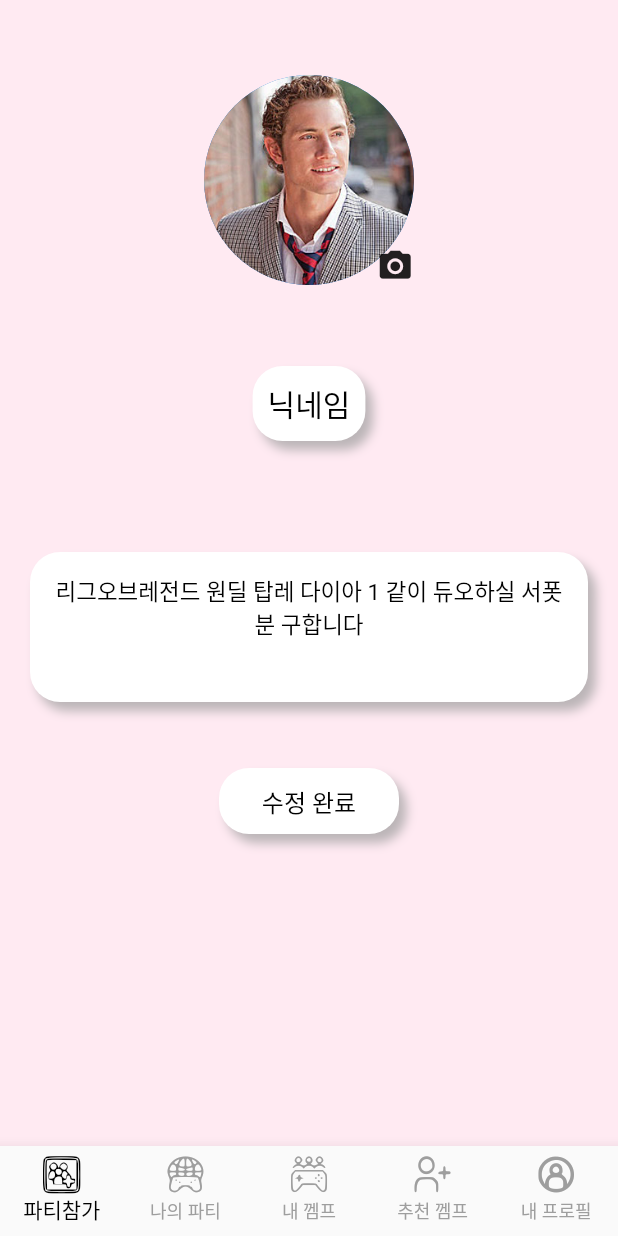
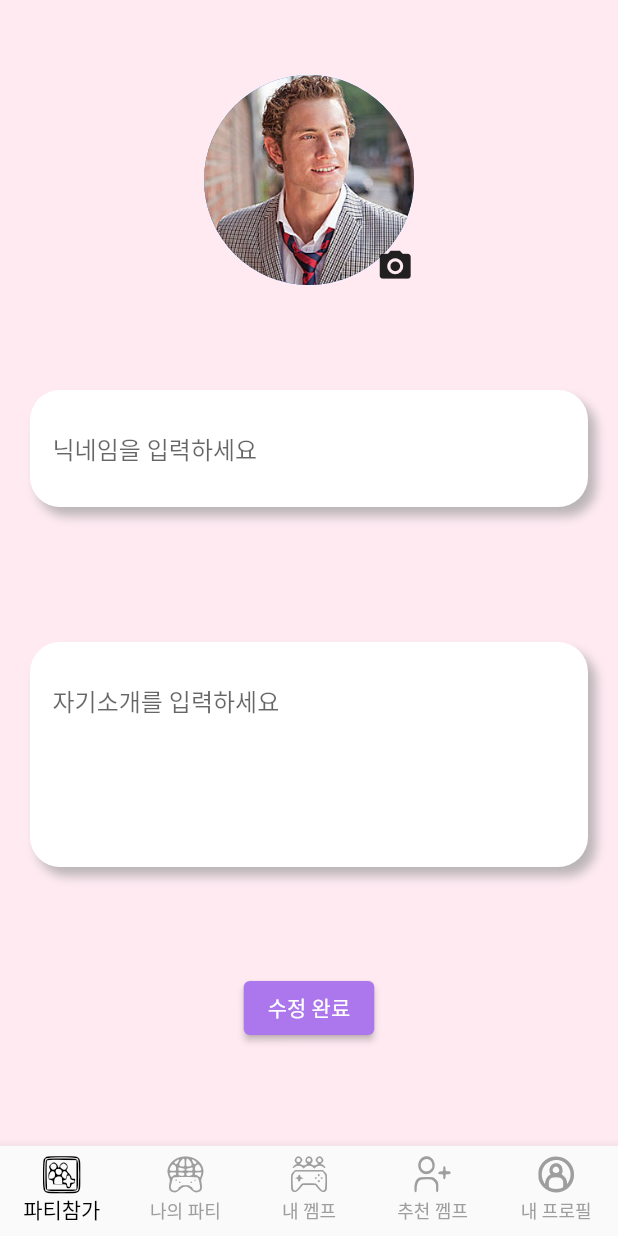
Before and after one commit to bigjang77/btn_ex, a Flutter app: the screen it shows after launch, on a phone screen of 412 x 824 dp. Run offline on Flutter 3.47's test engine with Material 2 defaults, Android fonts, the light colour scheme and no system bars; our stand-ins replace flutter_rating_bar, image_picker.

Commit message:
2차 완성

```diff
--- a/lib/core/color.dart
+++ b/lib/core/color.dart
@@ -1,7 +1,7 @@
 import 'package:flutter/material.dart';
 
 const kPrimaryColor = Color(0xFFFFEAF2);
-//const kSecondaryColor = Color(0xFFFE9901);
+const kSecondaryColor = Color(0xFFAC77ED);
 const kWarninngColor = Color(0xFFF3BB1C);
 const kErrorColor = Color(0xFFF03738);
 const kAccentColor = Color(0xFF382F32);
--- a/lib/views/pages/profile/update_my_profile.dart
+++ b/lib/views/pages/profile/update_my_profile.dart
@@ -21,10 +21,27 @@ class _UpdateMyProfileState extends State<UpdateMyProfile> {
   Widget build(BuildContext context) {
     return Scaffold(
       backgroundColor: kPrimaryColor,
-      body: Center(
+      body: SingleChildScrollView(
         child: Column(
           children: [
             SizedBox(height: 50),
+            _changePhoto(),
+            SizedBox(height: 50),
+            _nickName(),
+            SizedBox(height: 50),
+            _introduce(),
+            SizedBox(height: 50),
+            _updateProfileButton(),
+          ],
+        ),
+      ),
+      bottomNavigationBar: BottomNavigator(),
+    );
+  }
+
+  Column _changePhoto() {
+    return Column(
+      children: [
         Stack(
           children: [
             CircleAvatar(
@@ -45,48 +62,26 @@ class _UpdateMyProfileState extends State<UpdateMyProfile> {
                 ))
           ],
         ),
-            SizedBox(height: 50),
-            _nickName(),
-            SizedBox(height: 50),
-            _introduce(),
-            SizedBox(height: 20),
-            _updateProfileButton(),
       ],
-        ),
-      ),
-      bottomNavigationBar: BottomNavigator(),
     );
   }
 
   Widget _updateProfileButton() {
     return Container(
-      width: 120,
-      margin: EdgeInsets.all(4),
-      padding: EdgeInsets.all(10),
-      decoration: BoxDecoration(
-        boxShadow: [
-          BoxShadow(
-            color: Colors.grey.withOpacity(0.7),
-            blurRadius: 5,
-            spreadRadius: 0,
-            offset: Offset(5, 6),
+      padding: EdgeInsets.only(left: 100, right: 100),
+      child: ElevatedButton(
+        onPressed: () {},
+        child: Text("수정 완료"),
+        style: ElevatedButton.styleFrom(
+          backgroundColor: kSecondaryColor,
         ),
-        ],
-        borderRadius: BorderRadius.circular(20),
-        color: Colors.white,
-      ),
-      child: Text(
-        "수정 완료",
-        textAlign: TextAlign.center,
-        style: TextStyle(fontSize: 16, color: Colors.black),
       ),
     );
   }
 
   Widget _introduce() {
     return Container(
-      width: double.infinity,
-      height: 100,
+      height: 150,
       margin: EdgeInsets.all(20),
       padding: EdgeInsets.all(15),
       decoration: BoxDecoration(
@@ -101,18 +96,19 @@ class _UpdateMyProfileState extends State<UpdateMyProfile> {
         borderRadius: BorderRadius.circular(20),
         color: Colors.white,
       ),
-      child: Text(
-        "리그오브레전드 원딜 탑레 다이아 1 같이 듀오하실 서폿분 구합니다",
-        textAlign: TextAlign.center,
-        style: TextStyle(fontSize: 15, color: Colors.black),
+      child: TextField(
+        decoration: InputDecoration(
+          border: InputBorder.none,
+          hintText: "자기소개를 입력하세요",
+        ),
       ),
     );
   }
 
   Widget _nickName() {
     return Container(
-      margin: EdgeInsets.all(4),
-      padding: EdgeInsets.all(10),
+      margin: EdgeInsets.all(20),
+      padding: EdgeInsets.all(15),
       decoration: BoxDecoration(
         boxShadow: [
           BoxShadow(
@@ -125,9 +121,11 @@ class _UpdateMyProfileState extends State<UpdateMyProfile> {
         borderRadius: BorderRadius.circular(20),
         color: Colors.white,
       ),
-      child: Text(
-        "닉네임",
-        style: TextStyle(fontSize: 20, color: Colors.black),
+      child: TextField(
+        decoration: InputDecoration(
+          border: InputBorder.none,
+          hintText: "닉네임을 입력하세요",
+        ),
       ),
     );
   }
```
Also changed, not shown: lib/views/pages/profile/my_profile.dart (+14 -42 lines), lib/views/pages/profile/opponent_profile.dart (+49 -43 lines), 1 other file. Lines whose indentation alone changed are shown as unchanged.
